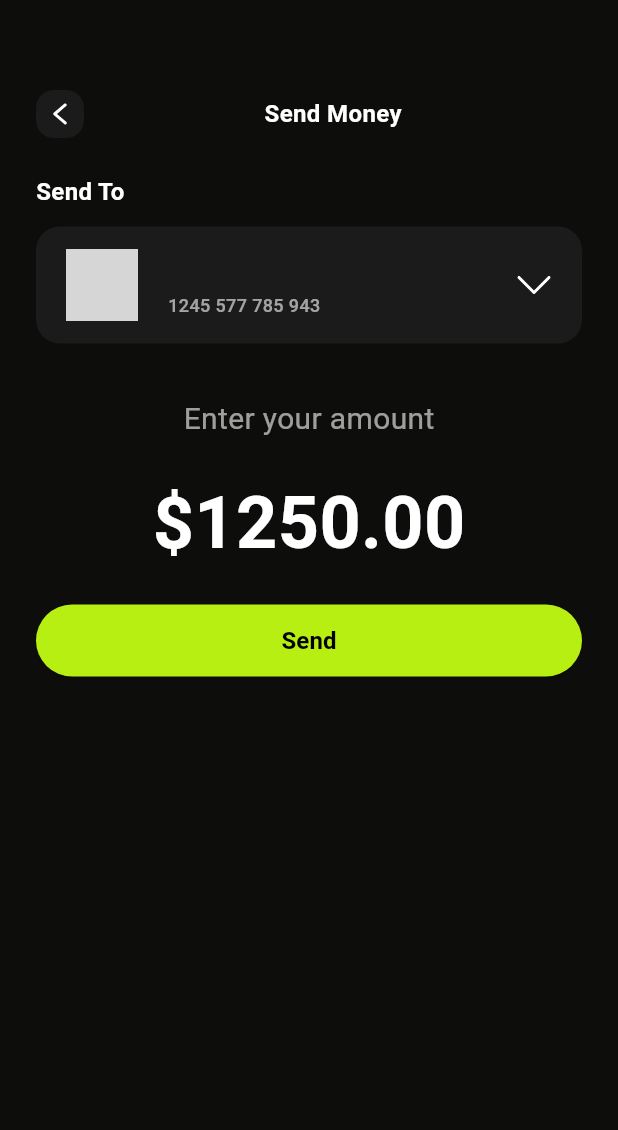
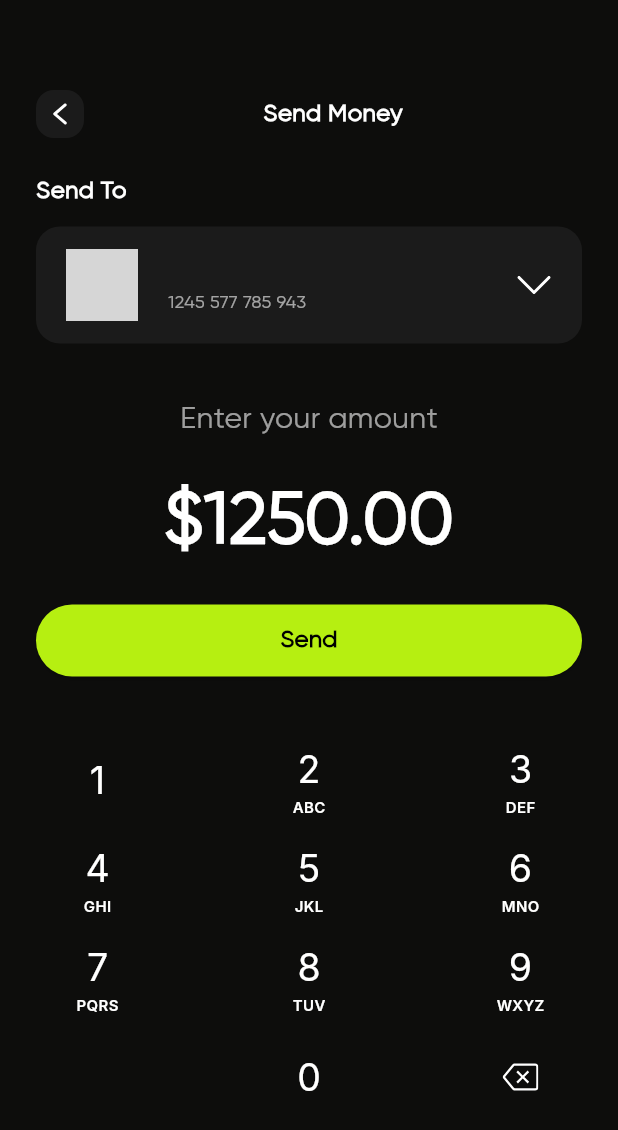
Before and after one commit to Istiakahmed180/banking_app, a Flutter app: the RecipientDetailsScreen screen opened directly with empty values, on a phone screen of 412 x 824 dp. Shown: the top 1130 px of the screen. Run offline on Flutter 3.47's test engine with Material 3 defaults, Android fonts, the phone set to English and light mode, and no system bars; our stand-ins replace flutter_svg, get; network calls fail; Roboto replaces fonts that are missing (Inter); grey boxes are pictures that could not be loaded.

Commit message:
Bank card and details page design complete

```diff
--- a/lib/application/config/theme/dark_theme.dart
+++ b/lib/application/config/theme/dark_theme.dart
@@ -5,5 +5,6 @@ class DarkTheme {
   ThemeData darkTheme(context)=> ThemeData(
     brightness: Brightness.dark,
     scaffoldBackgroundColor: AppColors.background,
+    fontFamily: "Gilroy"
   );
 }
--- a/lib/common/controller/bottom_navigation_controller.dart
+++ b/lib/common/controller/bottom_navigation_controller.dart
@@ -9,10 +9,10 @@ class BottomNavigationController extends GetxController {
   final RxInt selectedIndex = 0.obs;
 
   final List<List<Widget>> pageStacks = [
-    [HomeScreen()],
     [CardScreen()],
-    [TransactionScreen()],
-    [ProfileScreen()],
+    [CardScreen()],
+    [CardScreen()],
+    [CardScreen()],
   ];
 
   void onTapItem(int index) {
--- a/lib/common/widgets/navigation_screen/custom_navigation.dart
+++ b/lib/common/widgets/navigation_screen/custom_navigation.dart
@@ -31,11 +31,11 @@ class _CustomNavigationItemState extends State<CustomNavigationItem> {
           onTap: controller.onTapItem,
           selectedLabelStyle: const TextStyle(
             fontSize: 14,
-            fontWeight: FontWeight.w400,
+            fontWeight: FontWeight.w500,
           ),
           unselectedLabelStyle: const TextStyle(
             fontSize: 14,
-            fontWeight: FontWeight.w400,
+            fontWeight: FontWeight.w500,
           ),
           items: [
             BottomNavigationBarItem(
--- a/lib/screens/card/view/recipient_details/recipient_details_screen.dart
+++ b/lib/screens/card/view/recipient_details/recipient_details_screen.dart
@@ -1,5 +1,6 @@
 import 'package:banking_app/screens/card/view/recipient_details/sub_sections/balance_section.dart';
 import 'package:banking_app/screens/card/view/recipient_details/sub_sections/header_section.dart';
+import 'package:banking_app/screens/card/view/recipient_details/sub_sections/keypad_section.dart';
 import 'package:banking_app/screens/card/view/recipient_details/sub_sections/recipient_card_section.dart';
 import 'package:flutter/material.dart';
 import 'package:flutter_svg/svg.dart';
@@ -18,8 +19,6 @@ class RecipientDetailsScreen extends StatelessWidget {
   Widget build(BuildContext context) {
     return Scaffold(
       body: SingleChildScrollView(
-        child: Padding(
-          padding: const EdgeInsets.symmetric(horizontal: 24),
         child: Column(
           children: [
             const SizedBox(height: 60),
@@ -30,9 +29,10 @@ class RecipientDetailsScreen extends StatelessWidget {
               recipientImage: recipientImage,
             ),
             SizedBox(height: 36),
-              BalanceSection()
+            BalanceSection(),
+            SizedBox(height: 44),
+            KeypadSection()
           ],
-          ),
         ),
       ),
     );
--- a/lib/screens/card/view/recipient_details/sub_sections/balance_section.dart
+++ b/lib/screens/card/view/recipient_details/sub_sections/balance_section.dart
@@ -11,7 +11,6 @@ class BalanceSection extends StatelessWidget {
           "Enter your amount",
           style: TextStyle(
             color: Color(0xFFFFFFFF).withOpacity(0.6),
-            fontWeight: FontWeight.normal,
             fontSize: 20,
           ),
         ),
@@ -20,12 +19,14 @@ class BalanceSection extends StatelessWidget {
           "\$1250.00",
           style: TextStyle(
             color: Color(0xFFFFFFFF),
-            fontWeight: FontWeight.bold,
+            fontWeight: FontWeight.w700,
             fontSize: 48,
           ),
         ),
         SizedBox(height: 20),
-        ElevatedButton(
+        Padding(
+          padding: EdgeInsets.symmetric(horizontal: 24),
+          child: ElevatedButton(
             onPressed: () {},
             style: ElevatedButton.styleFrom(
               shape: RoundedRectangleBorder(
@@ -37,9 +38,10 @@ class BalanceSection extends StatelessWidget {
             child: Text(
               "Send",
               style: TextStyle(
-              fontWeight: FontWeight.w600,
+                fontWeight: FontWeight.w700,
                 fontSize: 16,
                 color: Color(0xFF000000),
+              ),
             ),
           ),
         ),
--- a/lib/screens/card/view/recipient_details/sub_sections/header_section.dart
+++ b/lib/screens/card/view/recipient_details/sub_sections/header_section.dart
@@ -8,7 +8,9 @@ class HeaderSection extends StatelessWidget {
 
   @override
   Widget build(BuildContext context) {
-    return Row(
+    return Padding(
+      padding: EdgeInsets.symmetric(horizontal: 24),
+      child: Row(
         children: [
           GestureDetector(
             onTap: () {
@@ -32,12 +34,13 @@ class HeaderSection extends StatelessWidget {
             "Send Money",
             style: TextStyle(
               color: const Color(0xFFFFFFFF),
-            fontWeight: FontWeight.bold,
+              fontWeight: FontWeight.w700,
               fontSize: 16,
             ),
           ),
           const Spacer(),
         ],
+      ),
     );
     ;
   }
--- /dev/null
+++ b/lib/screens/card/view/recipient_details/sub_sections/keypad_section.dart
@@ -0,0 +1,85 @@
+import 'package:flutter/material.dart';
+import 'package:flutter_svg/flutter_svg.dart';
+
+class KeypadSection extends StatelessWidget {
+  const KeypadSection({super.key});
+
+  @override
+  Widget build(BuildContext context) {
+    return Column(
+      children: [
+        _buildKeypadRow("1", "", "2", "ABC", "3", "DEF"),
+        const SizedBox(height: 16),
+        _buildKeypadRow("4", "GHI", "5", "JKL", "6", "MNO"),
+        const SizedBox(height: 16),
+        _buildKeypadRow("7", "PQRS", "8", "TUV", "9", "WXYZ"),
+        const SizedBox(height: 16),
+        Row(
+          children: [
+            const SizedBox(width: 130, height: 50),
+            const Spacer(),
+            _buildKeypadButton("0", ""),
+            const Spacer(),
+            SizedBox(
+              width: 130,
+              height: 50,
+              child: Center(
+                child: SvgPicture.asset("assets/icons/others/close.svg"),
+              ),
+            ),
+          ],
+        ),
+      ],
+    );
+  }
+
+  Widget _buildKeypadRow(
+    String num1,
+    String label1,
+    String num2,
+    String label2,
+    String num3,
+    String label3,
+  ) {
+    return Row(
+      children: [
+        _buildKeypadButton(num1, label1),
+        const Spacer(),
+        _buildKeypadButton(num2, label2),
+        const Spacer(),
+        _buildKeypadButton(num3, label3),
+      ],
+    );
+  }
+
+  Widget _buildKeypadButton(String number, String label) {
+    return SizedBox(
+      width: 130,
+      height: 50,
+      child: Column(
+        mainAxisAlignment: MainAxisAlignment.center,
+        children: [
+          Text(
+            number,
+            style: const TextStyle(
+              color: Color(0xFFFFFFFF),
+              fontFamily: "Inter",
+              fontWeight: FontWeight.w400,
+              fontSize: 25,
+            ),
+          ),
+          if (label.isNotEmpty)
+            Text(
+              label,
+              style: const TextStyle(
+                color: Color(0xFFFFFFFF),
+                fontFamily: "Inter",
+                fontWeight: FontWeight.w600,
+                fontSize: 10,
+              ),
+            ),
+        ],
+      ),
+    );
+  }
+}
--- a/lib/screens/card/view/recipient_details/sub_sections/recipient_card_section.dart
+++ b/lib/screens/card/view/recipient_details/sub_sections/recipient_card_section.dart
@@ -13,13 +13,16 @@ class RecipientCardSection extends StatelessWidget {
 
   @override
   Widget build(BuildContext context) {
-    return Column(
+    return Padding(
+      padding: EdgeInsets.symmetric(horizontal: 24),
+      child: Column(
         crossAxisAlignment: CrossAxisAlignment.start,
         children: [
           _buildSectionTitle("Send To"),
           const SizedBox(height: 12),
           _buildRecipientCard(),
         ],
+      ),
     );
   }
 
@@ -28,7 +31,7 @@ class RecipientCardSection extends StatelessWidget {
       title,
       style: const TextStyle(
         color: Color(0xFFFFFFFF),
-        fontWeight: FontWeight.bold,
+        fontWeight: FontWeight.w700,
         fontSize: 16,
       ),
     );
@@ -36,6 +39,7 @@ class RecipientCardSection extends StatelessWidget {
 
   Widget _buildRecipientCard() {
     return Container(
+      height: 78,
       padding: const EdgeInsets.symmetric(horizontal: 20, vertical: 15),
       decoration: BoxDecoration(
         color: const Color(0xFF1B1B1B),
@@ -76,7 +80,7 @@ class RecipientCardSection extends StatelessWidget {
           style: const TextStyle(
             fontSize: 16,
             color: Color(0xFFFFFFFF),
-            fontWeight: FontWeight.bold,
+            fontWeight: FontWeight.w700,
           ),
         ),
         const SizedBox(height: 4),
--- a/lib/screens/card/view/sub_sections/recipient_section.dart
+++ b/lib/screens/card/view/sub_sections/recipient_section.dart
@@ -114,7 +114,7 @@ class RecipientSection extends StatelessWidget {
                         recipient["name"]!,
                         style: const TextStyle(
                           color: Color(0xFFFFFFFF),
-                          fontWeight: FontWeight.bold,
+                          fontWeight: FontWeight.w700,
                           fontSize: 14,
                         ),
                       ),
--- a/pubspec.yaml
+++ b/pubspec.yaml
@@ -83,9 +83,9 @@ flutter:
       fonts:
         - asset: assets/fonts/Gilroy-Regular.ttf
         - asset: assets/fonts/Gilroy-Medium.ttf
-          weight : 500
+          weight: 500
         - asset: assets/fonts/Gilroy-Bold.ttf
-          weight : 700
+          weight: 700
   #   - family: Trajan Pro
   #     fonts:
   #       - asset: fonts/TrajanPro.ttf
```
Also changed, not shown: lib/screens/card/view/sub_sections/card_section.dart (+3 -5 lines), lib/screens/card/view/sub_sections/recent_activity_section.dart (+16 -12 lines), assets/icons/others/close.svg (added). Lines whose indentation alone changed are shown as unchanged.
